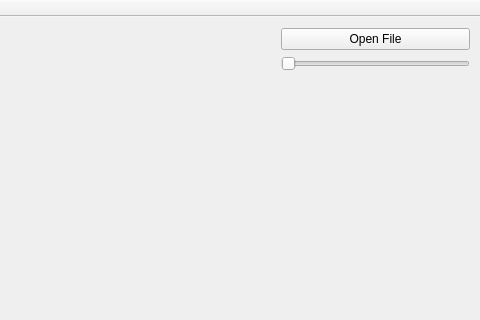
Above: XML_OpenGL/UI/mainwindow.ui from Elmatto753/OpenRoad before the change; both pictures show x 710 to 1190 and y 0 to 320 of the 1190 by 756 pixel window. Below: the same form after it.
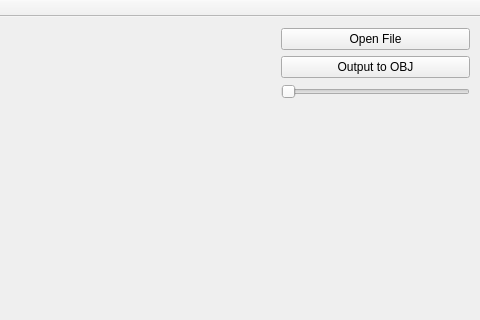
That is the form after the change.

Commit message: Begun .obj output, currently writes nodes out as vertices

```diff
--- a/XML_OpenGL/UI/mainwindow.ui
+++ b/XML_OpenGL/UI/mainwindow.ui
@@ -49,7 +49,7 @@
      </rect>
     </property>
     <layout class="QGridLayout" name="m_buttons">
-     <item row="3" column="0">
+     <item row="4" column="0">
       <spacer name="verticalSpacer">
        <property name="orientation">
         <enum>Qt::Vertical</enum>
@@ -62,7 +62,7 @@
        </property>
       </spacer>
      </item>
-     <item row="2" column="0">
+     <item row="3" column="0">
       <widget class="QSlider" name="m_slider">
        <property name="orientation">
         <enum>Qt::Horizontal</enum>
@@ -76,6 +76,13 @@
        </property>
       </widget>
      </item>
+     <item row="2" column="0">
+      <widget class="QPushButton" name="m_output">
+       <property name="text">
+        <string>Output to OBJ</string>
+       </property>
+      </widget>
+     </item>
     </layout>
    </widget>
   </widget>
```
The commit also changes 15 other files.
